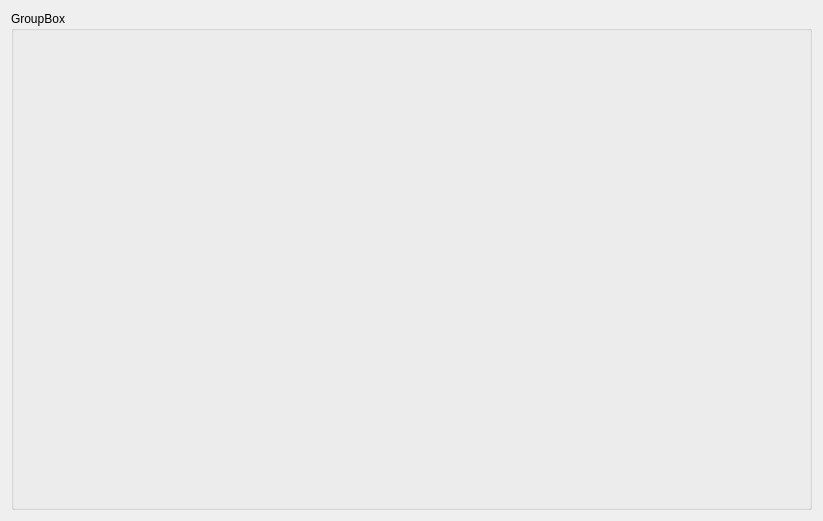
This is app/window/pulse_window.ui in teuncm/wormenpracticum as Qt 5 draws it before an edit. The edited form follows.
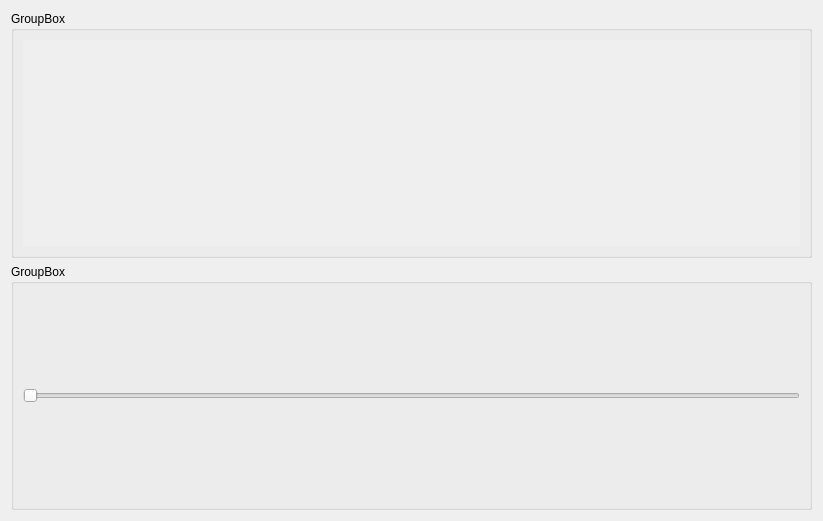
This is the edited form.

Commit message: Introduce signals to views, add pulse view

Diff of the .ui file:
```diff
--- a/app/window/pulse_window.ui
+++ b/app/window/pulse_window.ui
@@ -14,6 +14,22 @@
    <string>Dialog</string>
   </property>
   <layout class="QVBoxLayout" name="verticalLayout">
+   <item>
+    <widget class="QGroupBox" name="groupBox_2">
+     <property name="title">
+      <string>GroupBox</string>
+     </property>
+     <layout class="QHBoxLayout" name="horizontalLayout">
+      <item>
+       <widget class="QWidget" name="pulseContainer" native="true">
+        <property name="autoFillBackground">
+         <bool>true</bool>
+        </property>
+       </widget>
+      </item>
+     </layout>
+    </widget>
+   </item>
    <item>
     <widget class="QGroupBox" name="groupBox">
      <property name="title">
@@ -21,7 +37,11 @@
      </property>
      <layout class="QGridLayout" name="gridLayout">
       <item row="0" column="0">
-       <layout class="QHBoxLayout" name="horizontalLayout"/>
+       <widget class="QSlider" name="pulseWidthSlider">
+        <property name="orientation">
+         <enum>Qt::Orientation::Horizontal</enum>
+        </property>
+       </widget>
       </item>
      </layout>
     </widget>
```
The commit also changes 7 other files.
